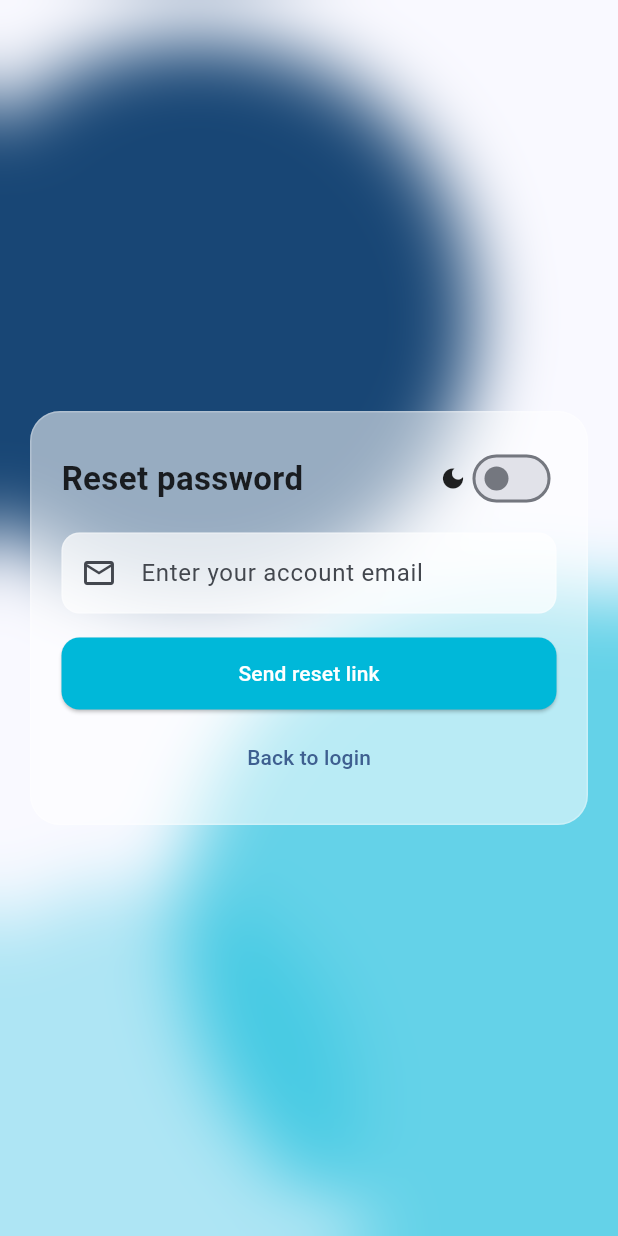
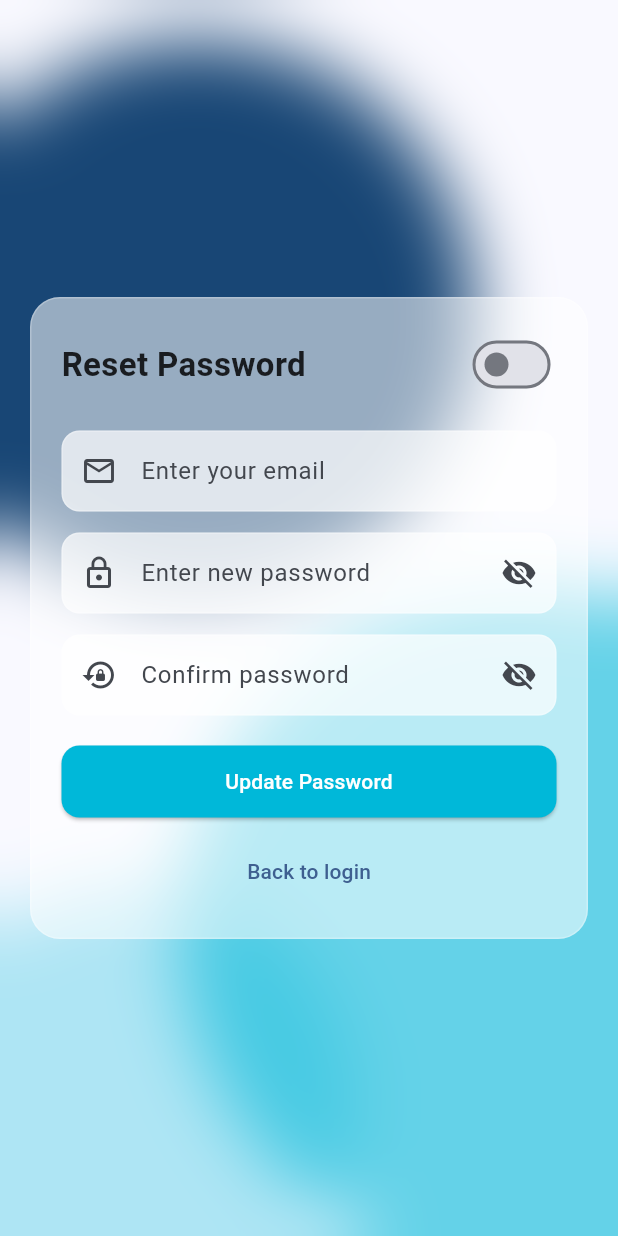
Before and after one commit to EvanBinu/wavelink-intelligent-terminal-management, a Flutter app: the ForgotPasswordScreen screen opened directly, on a phone screen of 412 x 824 dp. Run offline on Flutter 3.47's test engine with Material 3 defaults, Android fonts, the phone set to English and light mode, and no system bars; our stand-ins replace convert, supabase_flutter; missing offline and left inert: cryptography; accounts and stored records are empty; Roboto replaces fonts that are missing (Poppins).

Commit message:
forget password and show password feature

```diff
--- a/wavelink/lib/features/auth/forgot_password_screen.dart
+++ b/wavelink/lib/features/auth/forgot_password_screen.dart
@@ -1,6 +1,8 @@
 import 'dart:ui';
 import 'package:flutter/material.dart';
+import 'package:supabase_flutter/supabase_flutter.dart';
 import 'package:wavelink/core/constants/app_colors.dart';
+import 'package:wavelink/core/utils/password_utils.dart'; // ✅ hashing
 import 'package:wavelink/core/utils/navigation_helper.dart';
 
 class ForgotPasswordScreen extends StatefulWidget {
@@ -13,35 +15,109 @@ class ForgotPasswordScreen extends StatefulWidget {
 class _ForgotPasswordScreenState extends State<ForgotPasswordScreen>
     with SingleTickerProviderStateMixin {
   final _email = TextEditingController();
+  final _newPassword = TextEditingController();
+  final _confirm = TextEditingController();
+
+  bool _isDark = false;
+  bool _loading = false;
+
+  bool _showNewPassword = false;
+  bool _showConfirmPassword = false;
+
   late final AnimationController _bg;
-  bool _isDark = false;
+
+  final supabase = Supabase.instance.client;
 
   @override
   void initState() {
     super.initState();
-    _bg = AnimationController(
-      vsync: this,
-      duration: const Duration(seconds: 10),
-    )..repeat(reverse: true);
+    _bg = AnimationController(vsync: this, duration: const Duration(seconds: 10))
+      ..repeat(reverse: true);
   }
 
   @override
   void dispose() {
     _bg.dispose();
     _email.dispose();
+    _newPassword.dispose();
+    _confirm.dispose();
     super.dispose();
+  }
+
+  Future<void> _resetPassword() async {
+    if (_email.text.trim().isEmpty ||
+        _newPassword.text.isEmpty ||
+        _confirm.text.isEmpty) {
+      _showMsg("All fields are required");
+      return;
+    }
+
+    if (_newPassword.text != _confirm.text) {
+      _showMsg("Passwords do not match");
+      return;
+    }
+
+    if (_newPassword.text.length < 6) {
+      _showMsg("Password must be at least 6 characters");
+      return;
+    }
+
+    setState(() => _loading = true);
+
+    try {
+      // Check if email exists
+      final user = await supabase
+          .from("users")
+          .select("id")
+          .eq("email", _email.text.trim())
+          .maybeSingle();
+
+      if (user == null) {
+        _showMsg("No user found with this email");
+        setState(() => _loading = false);
+        return;
+      }
+
+      // Hash password
+      final hashed = await hashPassword(_newPassword.text);
+
+      // Update in DB
+      await supabase.from("users").update({
+        "password": hashed,
+        "updated_at": DateTime.now().toIso8601String(),
+      }).eq("email", _email.text.trim());
+
+      _showMsg("Password updated successfully!", success: true);
+
+      Future.delayed(const Duration(seconds: 1), () {
+        Navigator.pop(context);
+      });
+    } catch (e) {
+      _showMsg("Error: $e");
+    } finally {
+      setState(() => _loading = false);
+    }
+  }
+
+  void _showMsg(String msg, {bool success = false}) {
+    ScaffoldMessenger.of(context).showSnackBar(
+      SnackBar(
+        content: Text(msg),
+        backgroundColor: success ? Colors.green : Colors.red,
+      ),
+    );
   }
 
   @override
   Widget build(BuildContext context) {
     final size = MediaQuery.of(context).size;
+
     return Scaffold(
       body: Stack(
         children: [
           AnimatedBuilder(
             animation: _bg,
-            builder:
-                (_, __) => CustomPaint(
+            builder: (_, __) => CustomPaint(
               size: Size(size.width, size.height),
               painter: _BlobPainter(
                 t: _bg.value,
@@ -54,7 +130,6 @@ class _ForgotPasswordScreenState extends State<ForgotPasswordScreen>
             filter: ImageFilter.blur(sigmaX: 24, sigmaY: 24),
             child: const SizedBox.expand(),
           ),
-
           SafeArea(
             child: Center(
               child: SingleChildScrollView(
@@ -64,8 +139,7 @@ class _ForgotPasswordScreenState extends State<ForgotPasswordScreen>
                   child: Container(
                     padding: const EdgeInsets.all(20),
                     decoration: BoxDecoration(
-                      color:
-                          _isDark
+                      color: _isDark
                           ? Colors.white.withOpacity(0.06)
                           : Colors.white.withOpacity(0.55),
                       borderRadius: BorderRadius.circular(20),
@@ -78,15 +152,10 @@ class _ForgotPasswordScreenState extends State<ForgotPasswordScreen>
                           mainAxisAlignment: MainAxisAlignment.spaceBetween,
                           children: [
                             const Text(
-                              'Reset password',
+                              'Reset Password',
                               style: TextStyle(
-                                fontSize: 22,
-                                fontWeight: FontWeight.w700,
+                                  fontSize: 22, fontWeight: FontWeight.w700),
                             ),
-                            ),
-                            Row(
-                              children: [
-                                const Icon(Icons.dark_mode, size: 18),
                             Switch(
                               value: _isDark,
                               onChanged: (v) => setState(() => _isDark = v),
@@ -94,39 +163,60 @@ class _ForgotPasswordScreenState extends State<ForgotPasswordScreen>
                             ),
                           ],
                         ),
-                          ],
+                        const SizedBox(height: 20),
+
+                        // EMAIL
+                        _inputField(
+                          controller: _email,
+                          hint: "Enter your email",
+                          icon: Icons.email_outlined,
                         ),
-                        const SizedBox(height: 12),
-                        Container(
-                          decoration: BoxDecoration(
-                            color:
-                                _isDark
-                                    ? Colors.white.withOpacity(0.06)
-                                    : Colors.white.withOpacity(0.7),
-                            borderRadius: BorderRadius.circular(12),
-                            border: Border.all(
-                              color: Colors.white.withOpacity(0.25),
+                        const SizedBox(height: 14),
+
+                        // NEW PASSWORD
+                        _inputField(
+                          controller: _newPassword,
+                          hint: "Enter new password",
+                          icon: Icons.lock_outline,
+                          obscure: !_showNewPassword,
+                          suffix: IconButton(
+                            icon: Icon(
+                              _showNewPassword
+                                  ? Icons.visibility
+                                  : Icons.visibility_off,
                             ),
-                          ),
-                          child: TextField(
-                            controller: _email,
-                            keyboardType: TextInputType.emailAddress,
-                            decoration: const InputDecoration(
-                              hintText: 'Enter your account email',
-                              prefixIcon: Icon(Icons.email_outlined),
-                              border: InputBorder.none,
-                              contentPadding: EdgeInsets.symmetric(
-                                horizontal: 12,
-                                vertical: 14,
+                            onPressed: () => setState(
+                              () => _showNewPassword = !_showNewPassword,
                             ),
                           ),
                         ),
+                        const SizedBox(height: 14),
+
+                        // CONFIRM PASSWORD
+                        _inputField(
+                          controller: _confirm,
+                          hint: "Confirm password",
+                          icon: Icons.lock_reset,
+                          obscure: !_showConfirmPassword,
+                          suffix: IconButton(
+                            icon: Icon(
+                              _showConfirmPassword
+                                  ? Icons.visibility
+                                  : Icons.visibility_off,
                             ),
-                        const SizedBox(height: 16),
+                            onPressed: () => setState(
+                              () => _showConfirmPassword = !_showConfirmPassword,
+                            ),
+                          ),
+                        ),
+
+                        const SizedBox(height: 20),
+
                         SizedBox(
                           width: double.infinity,
                           height: 48,
                           child: ElevatedButton(
+                            onPressed: _loading ? null : _resetPassword,
                             style: ElevatedButton.styleFrom(
                               backgroundColor: AppColors.aqua,
                               foregroundColor: Colors.white,
@@ -134,18 +224,18 @@ class _ForgotPasswordScreenState extends State<ForgotPasswordScreen>
                                 borderRadius: BorderRadius.circular(12),
                               ),
                             ),
-                            onPressed: () {
-                              // TODO: integrate password reset flow
-                              Navigator.of(context).pop();
-                            },
-                            child: const Text('Send reset link'),
+                            child: _loading
+                                ? const CircularProgressIndicator(
+                                    color: Colors.white)
+                                : const Text("Update Password"),
                           ),
                         ),
-                        const SizedBox(height: 8),
+
+                        const SizedBox(height: 12),
                         TextButton(
-                          onPressed: () => Navigator.of(context).pop(),
-                          child: const Text('Back to login'),
-                        ),
+                          onPressed: () => Navigator.pop(context),
+                          child: const Text("Back to login"),
+                        )
                       ],
                     ),
                   ),
@@ -154,6 +244,36 @@ class _ForgotPasswordScreenState extends State<ForgotPasswordScreen>
             ),
           ),
         ],
+      ),
+    );
+  }
+
+  Widget _inputField({
+    required TextEditingController controller,
+    required String hint,
+    required IconData icon,
+    bool obscure = false,
+    Widget? suffix,
+  }) {
+    return Container(
+      decoration: BoxDecoration(
+        color: _isDark
+            ? Colors.white.withOpacity(0.06)
+            : Colors.white.withOpacity(0.7),
+        borderRadius: BorderRadius.circular(12),
+        border: Border.all(color: Colors.white.withOpacity(0.25)),
+      ),
+      child: TextField(
+        controller: controller,
+        obscureText: obscure,
+        decoration: InputDecoration(
+          hintText: hint,
+          prefixIcon: Icon(icon),
+          suffixIcon: suffix,
+          border: InputBorder.none,
+          contentPadding:
+              const EdgeInsets.symmetric(horizontal: 12, vertical: 14),
+        ),
       ),
     );
   }
```
Also changed, not shown: wavelink/lib/features/auth/login_screen.dart (+45 -30 lines). Lines whose indentation alone changed are shown as unchanged.
